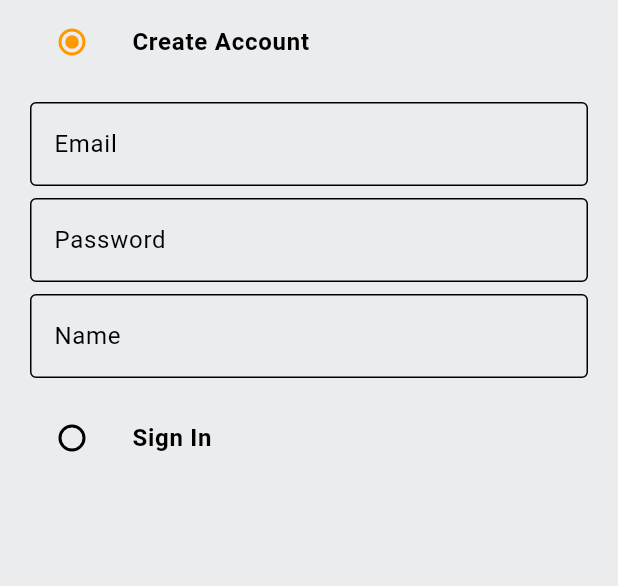
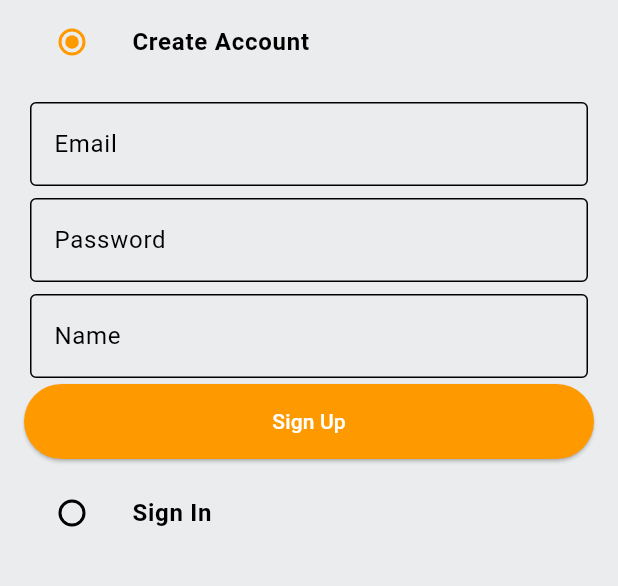
Before and after one commit to KhalilAmamri/my_amazon_app, a Flutter app: the screen it shows after launch, on a phone screen of 412 x 824 dp, the part 63-649 px from its top. Run offline on Flutter 3.47's test engine with Material 3 defaults, Android fonts, the light colour scheme and no system bars.

Commit message:
Add sign up buttom

```diff
--- /dev/null
+++ b/lib/common/widgets/custom_buttons.dart
@@ -0,0 +1,17 @@
+import 'package:flutter/material.dart';
+
+class MyCustumButton extends StatelessWidget {
+  final String text;
+  final VoidCallback Onclick;
+  const MyCustumButton({super.key, required this.text, required this.Onclick});
+  @override
+  Widget build(BuildContext context) {
+    return ElevatedButton(
+      onPressed: Onclick,
+      style: ElevatedButton.styleFrom(
+        minimumSize: const Size(double.infinity, 50),
+      ),
+      child: Text(text),
+    );
+  }
+}
--- a/lib/features/auth/screens/auth_screen.dart
+++ b/lib/features/auth/screens/auth_screen.dart
@@ -1,6 +1,7 @@
 import 'package:flutter/material.dart';
+import 'package:my_amazon_app/common/widgets/custom_buttons.dart';
 import 'package:my_amazon_app/constants/global_var.dart';
-import 'package:my_amazon_app/common/widgets/custum_textfields.dart';
+import 'package:my_amazon_app/common/widgets/custom_textfields.dart';
 
 enum Auth { signin, signup }
 
@@ -76,6 +77,7 @@ class _AuthScreenState extends State<AuthScreen> {
                           controller: _nameController,
                           hintText: "Name",
                         ),
+                        MyCustumButton(text: "Sign Up", Onclick: () {}),
                       ],
                     ),
                   ),
--- a/lib/main.dart
+++ b/lib/main.dart
@@ -23,6 +23,12 @@
           foregroundColor: Colors.white,
         ),
         iconTheme: const IconThemeData(color: Colors.black),
+        elevatedButtonTheme: ElevatedButtonThemeData(
+          style: ElevatedButton.styleFrom(
+            backgroundColor: GlobalVar.secondaryColor,
+            foregroundColor: Colors.white,
+          ),
+        ),
       ),
       onGenerateRoute: (settings) => generateRoute(settings),
       home: AuthScreen(),
```
Also changed, not shown: lib/common/widgets/custom_textfields.dart (renamed from lib/common/widgets/custum_textfields.dart).
